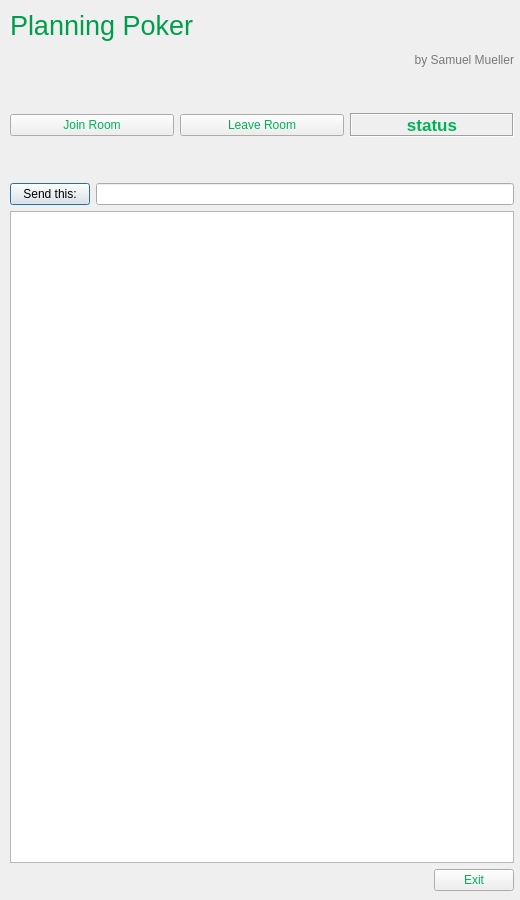
The window that pokerclient.ui (SamuelSMueller/ProjectPoker) describes before a commit, drawn with Qt 5.
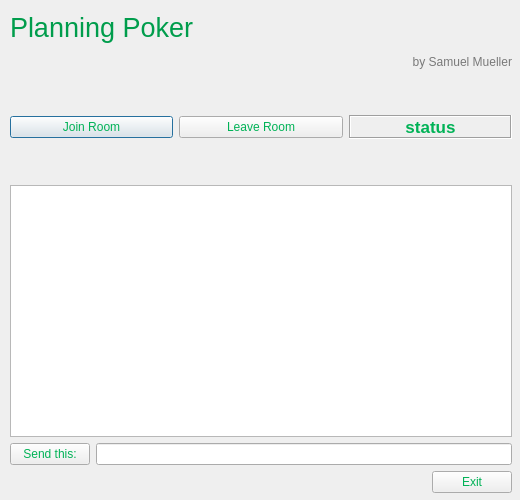
The same window after the commit.

Commit message: fixed buttons, changed layout for host and clients, host can now send messages, no more gap between messages sent by self and others

```diff
--- a/pokerclient.ui
+++ b/pokerclient.ui
@@ -7,13 +7,19 @@
     <x>0</x>
     <y>0</y>
     <width>520</width>
-    <height>900</height>
+    <height>500</height>
    </rect>
   </property>
   <property name="minimumSize">
    <size>
     <width>520</width>
-    <height>900</height>
+    <height>500</height>
+   </size>
+  </property>
+  <property name="maximumSize">
+   <size>
+    <width>520</width>
+    <height>500</height>
    </size>
   </property>
   <property name="windowTitle">
@@ -23,13 +29,11 @@
    <property name="geometry">
     <rect>
      <x>10</x>
-     <y>10</y>
-     <width>504</width>
-     <height>881</height>
+     <y>12</y>
+     <width>502</width>
+     <height>481</height>
     </rect>
    </property>
-   <layout class="QGridLayout" name="gridLayout_2">
-    <item row="0" column="0">
      <layout class="QGridLayout" name="gridLayout">
       <item row="0" column="0">
        <widget class="QLabel" name="label_2">
@@ -38,29 +42,21 @@
         </property>
        </widget>
       </item>
-      <item row="5" column="0">
-       <widget class="QTextEdit" name="textEdit_log">
-        <property name="minimumSize">
+    <item row="1" column="0">
+     <spacer name="verticalSpacer">
+      <property name="orientation">
+       <enum>Qt::Vertical</enum>
+      </property>
+      <property name="sizeType">
+       <enum>QSizePolicy::Fixed</enum>
+      </property>
+      <property name="sizeHint" stdset="0">
          <size>
-          <width>500</width>
-          <height>150</height>
-         </size>
-        </property>
-       </widget>
-      </item>
-      <item row="4" column="0">
-       <layout class="QFormLayout" name="formLayout">
-        <item row="0" column="0">
-         <widget class="QPushButton" name="pushButton_send">
-          <property name="text">
-           <string>Send this:</string>
-          </property>
-         </widget>
-        </item>
-        <item row="0" column="1">
-         <widget class="QLineEdit" name="lineEdit_message"/>
-        </item>
-       </layout>
+        <width>498</width>
+        <height>40</height>
+       </size>
+      </property>
+     </spacer>
       </item>
       <item row="2" column="0">
        <layout class="QHBoxLayout" name="horizontalLayout">
@@ -328,22 +324,6 @@
         </item>
        </layout>
       </item>
-      <item row="1" column="0">
-       <spacer name="verticalSpacer">
-        <property name="orientation">
-         <enum>Qt::Vertical</enum>
-        </property>
-        <property name="sizeType">
-         <enum>QSizePolicy::Fixed</enum>
-        </property>
-        <property name="sizeHint" stdset="0">
-         <size>
-          <width>20</width>
-          <height>40</height>
-         </size>
-        </property>
-       </spacer>
-      </item>
       <item row="3" column="0">
        <spacer name="verticalSpacer_2">
         <property name="orientation">
@@ -354,15 +334,35 @@
         </property>
         <property name="sizeHint" stdset="0">
          <size>
-          <width>20</width>
+        <width>498</width>
           <height>40</height>
          </size>
         </property>
        </spacer>
       </item>
-     </layout>
+    <item row="4" column="0">
+     <widget class="QTextEdit" name="textEdit_log">
+      <property name="sizePolicy">
+       <sizepolicy hsizetype="Expanding" vsizetype="Expanding">
+        <horstretch>0</horstretch>
+        <verstretch>0</verstretch>
+       </sizepolicy>
+      </property>
+      <property name="minimumSize">
+       <size>
+        <width>500</width>
+        <height>150</height>
+       </size>
+      </property>
+      <property name="maximumSize">
+       <size>
+        <width>16777215</width>
+        <height>600</height>
+       </size>
+      </property>
+     </widget>
     </item>
-    <item row="1" column="0">
+    <item row="6" column="0">
      <layout class="QHBoxLayout" name="horizontalLayout_2">
       <item>
        <spacer name="horizontalSpacer">
@@ -423,6 +423,57 @@
       </item>
      </layout>
     </item>
+    <item row="5" column="0">
+     <layout class="QFormLayout" name="formLayout">
+      <item row="0" column="0">
+       <widget class="QPushButton" name="pushButton_send">
+        <property name="palette">
+         <palette>
+          <active>
+           <colorrole role="ButtonText">
+            <brush brushstyle="SolidPattern">
+             <color alpha="255">
+              <red>0</red>
+              <green>178</green>
+              <blue>86</blue>
+             </color>
+            </brush>
+           </colorrole>
+          </active>
+          <inactive>
+           <colorrole role="ButtonText">
+            <brush brushstyle="SolidPattern">
+             <color alpha="255">
+              <red>0</red>
+              <green>178</green>
+              <blue>86</blue>
+             </color>
+            </brush>
+           </colorrole>
+          </inactive>
+          <disabled>
+           <colorrole role="ButtonText">
+            <brush brushstyle="SolidPattern">
+             <color alpha="255">
+              <red>120</red>
+              <green>120</green>
+              <blue>120</blue>
+             </color>
+            </brush>
+           </colorrole>
+          </disabled>
+         </palette>
+        </property>
+        <property name="text">
+         <string>Send this:</string>
+        </property>
+       </widget>
+      </item>
+      <item row="0" column="1">
+       <widget class="QLineEdit" name="lineEdit_message"/>
+      </item>
+     </layout>
+    </item>
    </layout>
   </widget>
  </widget>
```
Lines whose indentation alone changed are shown as unchanged. The commit also changes 8 other files.
